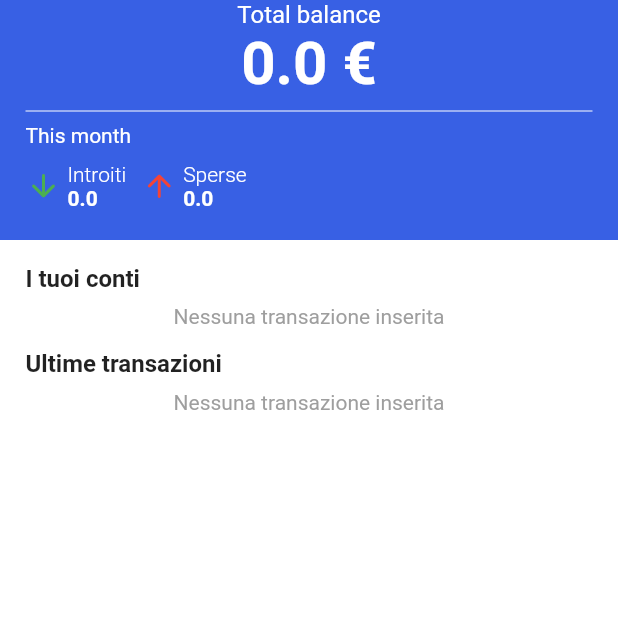
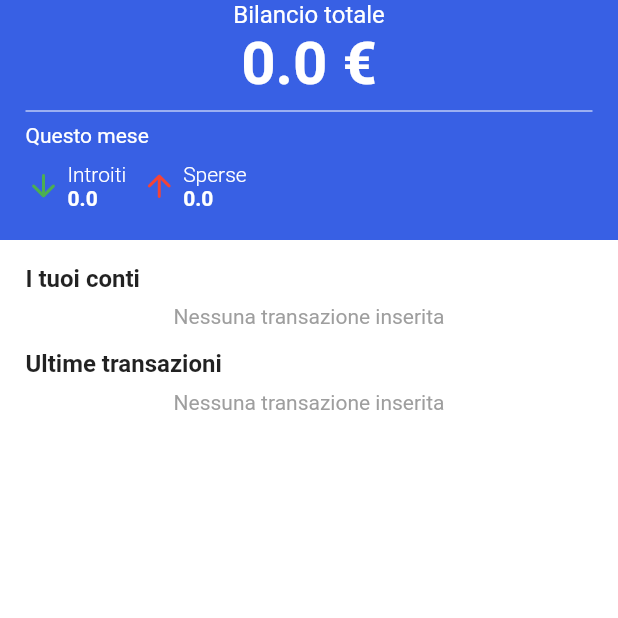
Before and after one commit to ernestodecrecchio/Moneye-Money-Manager, a Flutter app: the screen it shows after launch, on a phone screen of 412 x 824 dp, the top half of it. Run offline on Flutter 3.47's test engine with Material 2 defaults, Android fonts, the phone set to English and light mode, and no system bars; drawn by our look-alikes of salomon_bottom_bar; our stand-ins replace fl_chart, font_awesome_flutter, sqflite; accounts and stored records are empty.

```diff
--- a/expense_tracker/lib/pages/home_page/home_page.dart
+++ b/expense_tracker/lib/pages/home_page/home_page.dart
@@ -85,7 +85,7 @@ class _HomePageState extends State<HomePage> {
         crossAxisAlignment: CrossAxisAlignment.center,
         children: [
           const Text(
-            'Total balance',
+            'Bilancio totale',
             style: TextStyle(
               color: Colors.white,
               fontSize: 16,
@@ -107,7 +107,7 @@ class _HomePageState extends State<HomePage> {
             crossAxisAlignment: CrossAxisAlignment.start,
             children: [
               const Text(
-                'This month',
+                'Questo mese',
                 style: TextStyle(
                   color: Colors.white,
                   fontSize: 14,
@@ -271,15 +271,17 @@ class _HomePageState extends State<HomePage> {
 
     return Container(
       width: double.infinity,
-      padding: const EdgeInsets.symmetric(horizontal: horizontalPadding),
       child: Column(
         crossAxisAlignment: CrossAxisAlignment.start,
         children: [
-          const Text(
-            'Ultime transazioni',
-            style: TextStyle(
-              fontSize: 16,
-              fontWeight: FontWeight.bold,
+          const Padding(
+            padding: EdgeInsets.symmetric(horizontal: horizontalPadding),
+            child: Text(
+              'Ultime transazioni',
+              style: TextStyle(
+                fontSize: 16,
+                fontWeight: FontWeight.bold,
+              ),
             ),
           ),
           const SizedBox(
@@ -287,21 +289,13 @@ class _HomePageState extends State<HomePage> {
           ),
           lastTransactionList.isNotEmpty
               ? ListView.separated(
-                  padding: const EdgeInsets.symmetric(horizontal: 10),
+                  // padding: const EdgeInsets.symmetric(horizontal: 10),
                   shrinkWrap: true,
                   physics: const NeverScrollableScrollPhysics(),
                   itemCount: lastTransactionList.length,
                   itemBuilder: (context, index) {
-                    return Dismissible(
-                        key: Key(lastTransactionList[index].id.toString()),
-                        confirmDismiss: (_) {
-                          return Provider.of<TransactionProvider>(context,
-                                  listen: false)
-                              .deleteTransaction(lastTransactionList[index]);
-                        },
-                        background: Container(color: Colors.red),
-                        child: TransactionListCell(
-                            transaction: lastTransactionList[index]));
+                    return TransactionListCell(
+                        transaction: lastTransactionList[index]);
                   },
                   separatorBuilder: (context, index) => const Divider(),
                 )
```
Also changed, not shown: expense_tracker/lib/pages/account_detail_page/account_detail_page.dart (+13 -11 lines), expense_tracker/lib/pages/home_page/transaction_list_cell.dart (+27 -4 lines).
